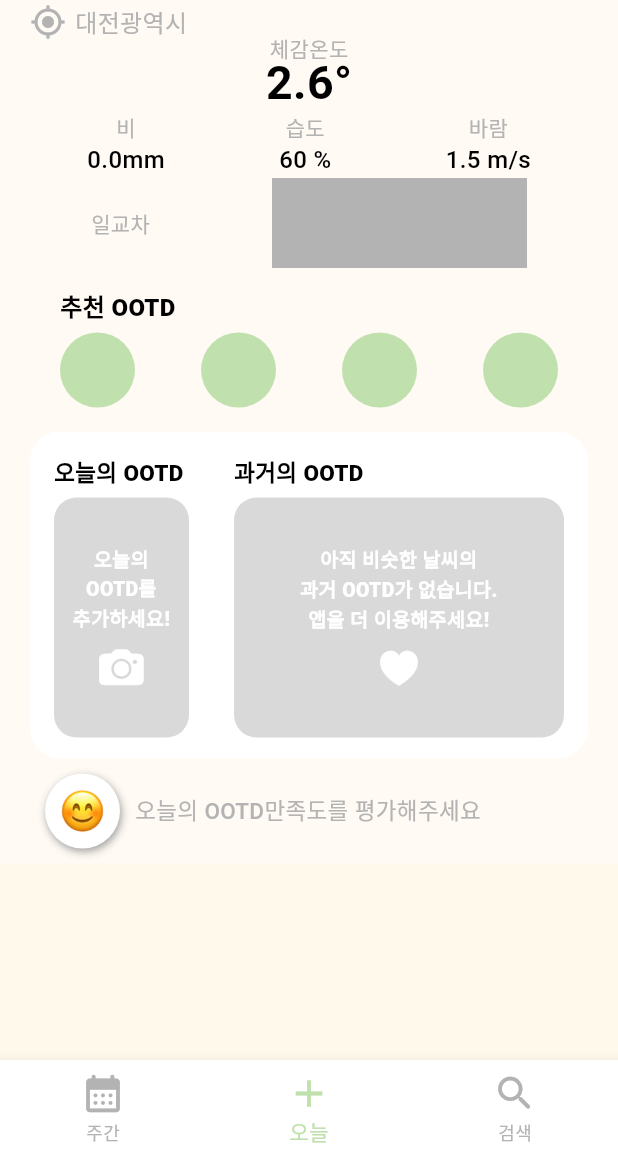
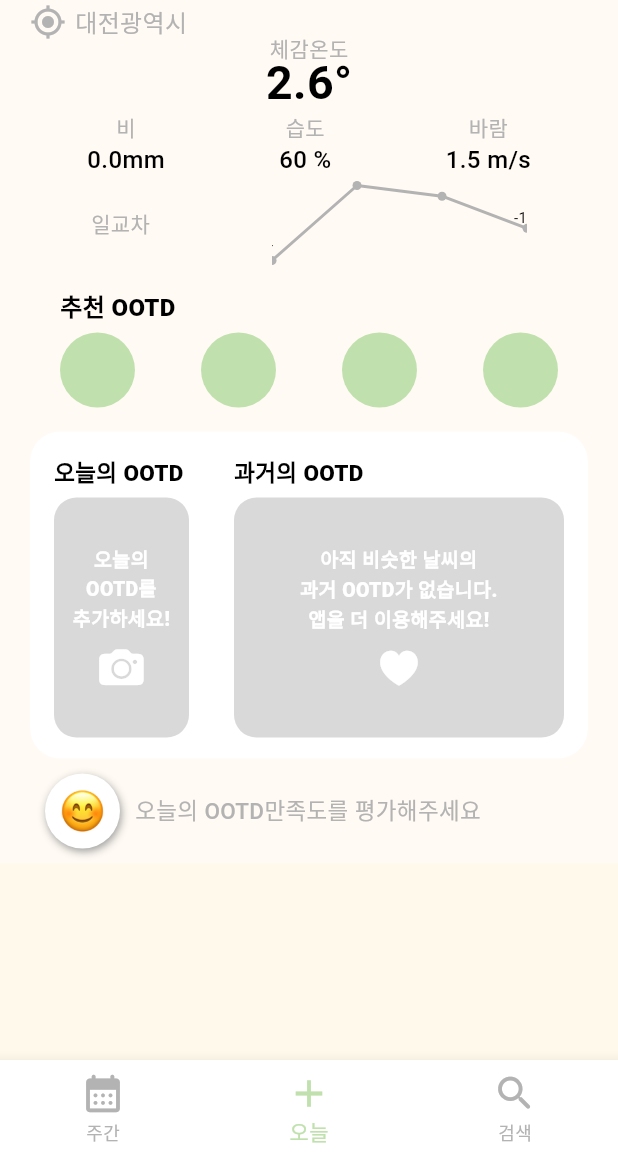
Before and after one commit to y-y41/OOTD-Front, a Flutter app: the screen it shows after launch, on a phone screen of 412 x 824 dp, the part 80-1236 px from its top. Run offline on Flutter 3.47's test engine with Material 3 defaults, Android fonts, the phone set to English and light mode, and no system bars; drawn by our look-alikes of fl_chart; Roboto replaces fonts that are missing (Pretendard); project files that could hold a hidden picture were left out.

Commit message:
일교차 그래프 위젯 일단 구현

```diff
--- a/lib/screens/today_screen.dart
+++ b/lib/screens/today_screen.dart
@@ -3,6 +3,7 @@ import 'package:flutter/cupertino.dart';
 import 'package:flutter/material.dart';
 import 'package:madcamp_w2/config/color_chart.dart';
 import 'package:madcamp_w2/widget/satisfaction_button.dart';
+import 'package:madcamp_w2/widget/temperature_graph.dart';
 
 class TodayScreen extends StatefulWidget {
   const TodayScreen({Key? key}) : super(key: key);
@@ -153,7 +154,10 @@ class _TodayScreenState extends State<TodayScreen> {
               Container(
                 width: 170,
                 height: 60,
-                color: ColorChart.ootdTextGrey,
+                // color: ColorChart.ootdTextGrey,
+                child: TemperatureGraph(
+                  values: [-4, 3, 2, -1],
+                ),
               )
             ],
           ),
--- /dev/null
+++ b/lib/widget/temperature_graph.dart
@@ -0,0 +1,77 @@
+import 'package:fl_chart/fl_chart.dart';
+import 'package:flutter/material.dart';
+import 'package:madcamp_w2/config/color_chart.dart';
+
+class TemperatureGraph extends StatelessWidget {
+  final List<double> values;
+
+  const TemperatureGraph({Key? key, required this.values}) : super(key: key);
+
+  @override
+  Widget build(BuildContext context) {
+    final double minY =
+        values.reduce((min, value) => min < value ? min : value);
+    final double maxY =
+        values.reduce((max, value) => max > value ? max : value);
+
+    final double padding = (maxY - minY) * 0.1;
+    final double adjustedMinY = minY - padding;
+    final double adjustedMaxY = maxY + padding;
+
+    return Stack(
+      children: [
+        SizedBox(
+          width: 170,
+          height: 60,
+          child: LineChart(LineChartData(
+              gridData: FlGridData(show: false),
+              titlesData: FlTitlesData(show: false),
+              borderData: FlBorderData(show: false),
+              minX: 0,
+              maxX: 3,
+              minY: adjustedMinY,
+              maxY: adjustedMaxY,
+              lineBarsData: [
+                LineChartBarData(
+                  spots: [
+                    FlSpot(0, values[0]),
+                    FlSpot(1, values[1]),
+                    FlSpot(2, values[2]),
+                    FlSpot(3, values[3])
+                  ],
+                  isCurved: false,
+                  dotData: FlDotData(
+                      show: true,
+                      getDotPainter: (spot, percent, barDara, index) {
+                        return FlDotCirclePainter(
+                            radius: 3,
+                            color: ColorChart.ootdTextGrey,
+                            strokeWidth: 0);
+                      }),
+                  color: ColorChart.ootdTextGrey,
+                )
+              ])),
+        ),
+        ...List.generate(4, (index) {
+          final double x = index * (170 / 3);
+          final double value = values[index];
+
+          final double normalizedY = (value - minY) / (maxY - minY);
+          final double yOffset = normalizedY * 40;
+
+          return Positioned(
+              left: index == 3 ? null : x - 8,
+              right: index == 3 ? 0 : null,
+              bottom: yOffset + (value >= 0 ? 35 : 10),
+              child: Text(
+                '${value.toInt()}',
+                style: TextStyle(
+                    color: Colors.black,
+                    fontSize: 10,
+                    fontWeight: FontWeight.w400),
+              ));
+        })
+      ],
+    );
+  }
+}
```
